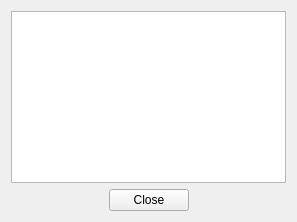
The window that plugins/icq/readawaydialog.ui (Winand/mqutim) describes before a commit, drawn with Qt 5.
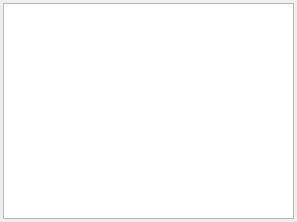
The same window after the commit. Icons and pictures are not drawn.

The edit to the form file:
```diff
--- a/plugins/icq/readawaydialog.ui
+++ b/plugins/icq/readawaydialog.ui
@@ -16,83 +16,27 @@
    <iconset resource="../../../qutim.qrc" >
     <normaloff>:/icons/crystal_project/readaway.png</normaloff>:/icons/crystal_project/readaway.png</iconset>
   </property>
-  <layout class="QGridLayout" >
-   <item row="0" column="0" colspan="3" >
-    <widget class="QTextBrowser" name="awayMessage" >
-     <property name="enabled" >
+  <layout class="QGridLayout">
+   <property name="margin">
+    <number>3</number>
+   </property>
+   <item row="0" column="0" colspan="2">
+    <widget class="QTextBrowser" name="awayMessage">
+     <property name="enabled">
       <bool>true</bool>
      </property>
-     <property name="html" >
-      <string>&lt;!DOCTYPE HTML PUBLIC "-//W3C//DTD HTML 4.0//EN" "http://www.w3.org/TR/REC-html40/strict.dtd">
-&lt;html>&lt;head>&lt;meta name="qrichtext" content="1" />&lt;style type="text/css">
+     <property name="html">
+      <string>&lt;!DOCTYPE HTML PUBLIC &quot;-//W3C//DTD HTML 4.0//EN&quot; &quot;http://www.w3.org/TR/REC-html40/strict.dtd&quot;&gt;
+&lt;html&gt;&lt;head&gt;&lt;meta name=&quot;qrichtext&quot; content=&quot;1&quot; /&gt;&lt;style type=&quot;text/css&quot;&gt;
 p, li { white-space: pre-wrap; }
-&lt;/style>&lt;/head>&lt;body style=" font-family:'Verdana'; font-size:9pt; font-weight:400; font-style:normal;">
-&lt;p style="-qt-paragraph-type:empty; margin-top:0px; margin-bottom:0px; margin-left:0px; margin-right:0px; -qt-block-indent:0; text-indent:0px;">&lt;/p>&lt;/body>&lt;/html></string>
+&lt;/style&gt;&lt;/head&gt;&lt;body style=&quot; font-family:'Sans Serif'; font-size:9pt; font-weight:400; font-style:normal;&quot;&gt;
+&lt;p style=&quot;-qt-paragraph-type:empty; margin-top:0px; margin-bottom:0px; margin-left:0px; margin-right:0px; -qt-block-indent:0; text-indent:0px; font-family:'Verdana';&quot;&gt;&lt;/p&gt;&lt;/body&gt;&lt;/html&gt;</string>
      </property>
     </widget>
    </item>
-   <item row="1" column="0" >
-    <spacer>
-     <property name="orientation" >
-      <enum>Qt::Horizontal</enum>
-     </property>
-     <property name="sizeHint" stdset="0" >
-      <size>
-       <width>40</width>
-       <height>20</height>
-      </size>
-     </property>
-    </spacer>
-   </item>
-   <item row="1" column="1" >
-    <widget class="QPushButton" name="closeButton" >
-     <property name="text" >
-      <string>Close</string>
-     </property>
-     <property name="icon" >
-      <iconset resource="../../../qutim.qrc" >
-       <normaloff>:/icons/crystal_project/cancel.png</normaloff>:/icons/crystal_project/cancel.png</iconset>
-     </property>
-     <property name="shortcut" >
-      <string>Return</string>
-     </property>
-    </widget>
-   </item>
-   <item row="1" column="2" >
-    <spacer>
-     <property name="orientation" >
-      <enum>Qt::Horizontal</enum>
-     </property>
-     <property name="sizeHint" stdset="0" >
-      <size>
-       <width>40</width>
-       <height>20</height>
-      </size>
-     </property>
-    </spacer>
-   </item>
   </layout>
  </widget>
- <layoutdefault spacing="6" margin="11" />
- <resources>
-  <include location="../../../qutim.qrc" />
- </resources>
- <connections>
-  <connection>
-   <sender>closeButton</sender>
-   <signal>clicked()</signal>
-   <receiver>readAwayDialogClass</receiver>
-   <slot>close()</slot>
-   <hints>
-    <hint type="sourcelabel" >
-     <x>176</x>
-     <y>199</y>
-    </hint>
-    <hint type="destinationlabel" >
-     <x>193</x>
-     <y>198</y>
-    </hint>
-   </hints>
-  </connection>
- </connections>
+ <layoutdefault spacing="6" margin="11"/>
+ <resources/>
+ <connections/>
 </ui>
```
Left out of the diff: 13 changed lines with no effect on the pictures.
